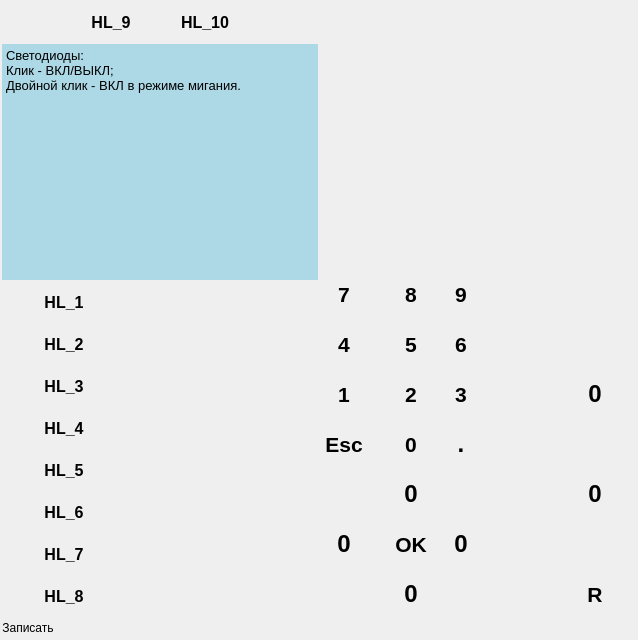
First picture: the form in bzuinterface.ui, repository vlarry/emulator, before the edit.
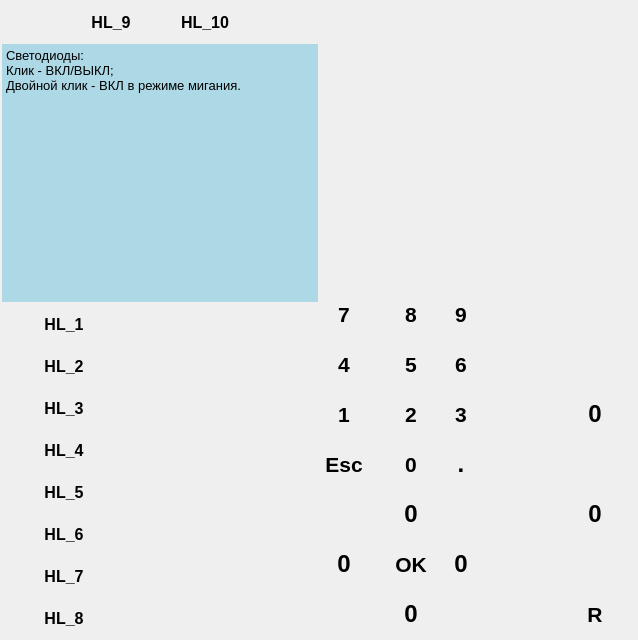
Second picture: the form after the edit. Icons and pictures are not drawn. Custom widgets are drawn as their Qt base class.

```diff
--- a/bzuinterface.ui
+++ b/bzuinterface.ui
@@ -692,30 +692,6 @@
        </item>
       </layout>
      </item>
-     <item>
-      <layout class="QHBoxLayout" name="horizontalLayout_3">
-       <item>
-        <widget class="QPushButton" name="pushButtonSaveLed">
-         <property name="text">
-          <string>Записать</string>
-         </property>
-        </widget>
-       </item>
-       <item>
-        <spacer name="horizontalSpacer_19">
-         <property name="orientation">
-          <enum>Qt::Horizontal</enum>
-         </property>
-         <property name="sizeHint" stdset="0">
-          <size>
-           <width>40</width>
-           <height>20</height>
-          </size>
-         </property>
-        </spacer>
-       </item>
-      </layout>
-     </item>
     </layout>
    </item>
    <item>
@@ -1670,19 +1646,6 @@
        </item>
       </layout>
      </item>
-     <item>
-      <spacer name="horizontalSpacer_20">
-       <property name="orientation">
-        <enum>Qt::Horizontal</enum>
-       </property>
-       <property name="sizeHint" stdset="0">
-        <size>
-         <width>40</width>
-         <height>20</height>
-        </size>
-       </property>
-      </spacer>
-     </item>
     </layout>
    </item>
   </layout>
```
